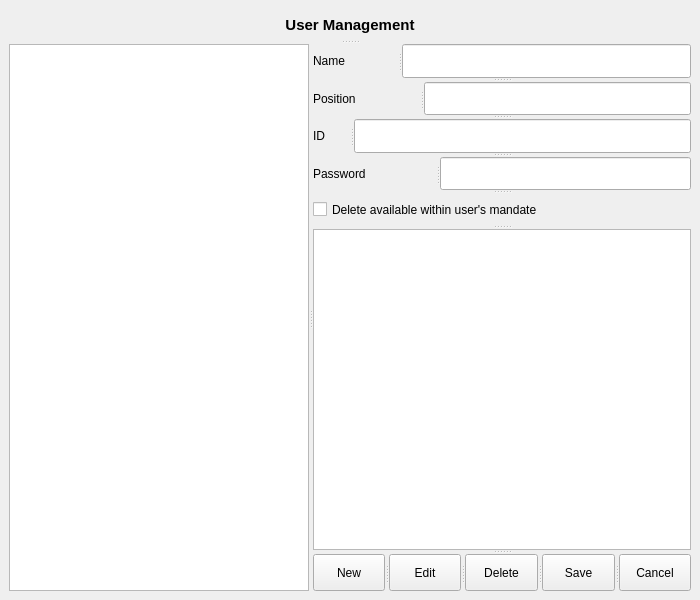
Before: the Qt Designer form app/ui/user_management.ui in DY-Microfinance-Customer-Management/dymf-algorithm, drawn with Qt 5.
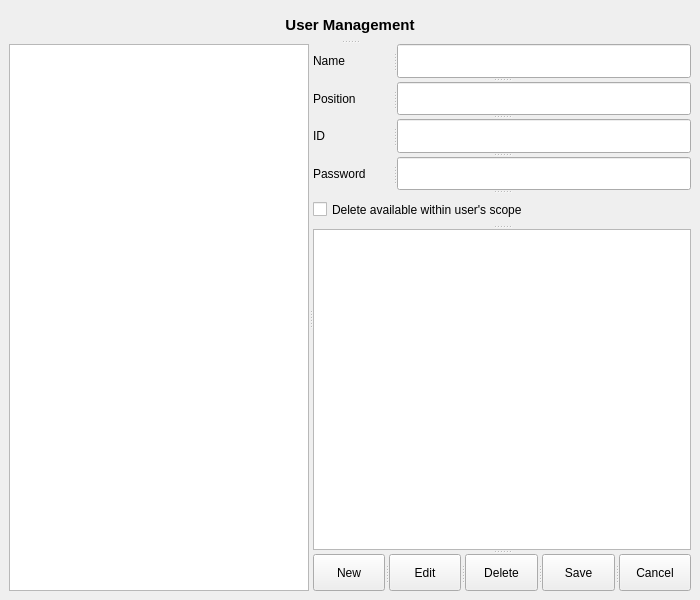
After: the same form once the commit is applied.

The edit to the form file:
```diff
--- a/app/ui/user_management.ui
+++ b/app/ui/user_management.ui
@@ -90,6 +90,18 @@
            <enum>Qt::Horizontal</enum>
           </property>
           <widget class="QLabel" name="label_3">
+           <property name="minimumSize">
+            <size>
+             <width>80</width>
+             <height>0</height>
+            </size>
+           </property>
+           <property name="maximumSize">
+            <size>
+             <width>80</width>
+             <height>16777215</height>
+            </size>
+           </property>
            <property name="text">
             <string>Name</string>
            </property>
@@ -101,6 +113,18 @@
            <enum>Qt::Horizontal</enum>
           </property>
           <widget class="QLabel" name="label_5">
+           <property name="minimumSize">
+            <size>
+             <width>80</width>
+             <height>0</height>
+            </size>
+           </property>
+           <property name="maximumSize">
+            <size>
+             <width>80</width>
+             <height>16777215</height>
+            </size>
+           </property>
            <property name="text">
             <string>Position</string>
            </property>
@@ -112,6 +136,18 @@
            <enum>Qt::Horizontal</enum>
           </property>
           <widget class="QLabel" name="label_2">
+           <property name="minimumSize">
+            <size>
+             <width>80</width>
+             <height>0</height>
+            </size>
+           </property>
+           <property name="maximumSize">
+            <size>
+             <width>80</width>
+             <height>16777215</height>
+            </size>
+           </property>
            <property name="text">
             <string>ID</string>
            </property>
@@ -123,6 +159,18 @@
            <enum>Qt::Horizontal</enum>
           </property>
           <widget class="QLabel" name="label_4">
+           <property name="minimumSize">
+            <size>
+             <width>80</width>
+             <height>0</height>
+            </size>
+           </property>
+           <property name="maximumSize">
+            <size>
+             <width>80</width>
+             <height>16777215</height>
+            </size>
+           </property>
            <property name="text">
             <string>Password</string>
            </property>
@@ -131,7 +179,7 @@
          </widget>
          <widget class="QCheckBox" name="checkBox">
           <property name="text">
-           <string>Delete available within user's mandate</string>
+           <string>Delete available within user's scope</string>
           </property>
          </widget>
         </widget>
```
Left out of the diff: 22 changed lines with no effect on the pictures.
